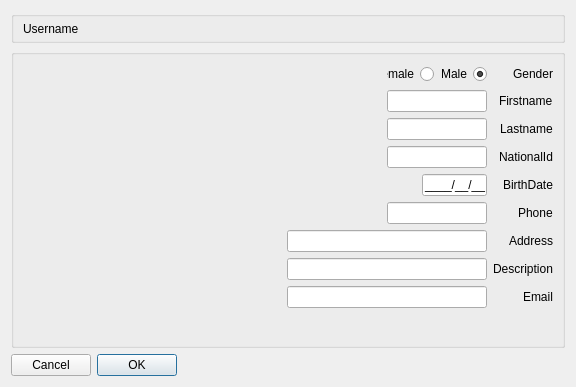
nournia/ketabkhaane, file Client/reghaabat/userform.ui: the form before one commit.
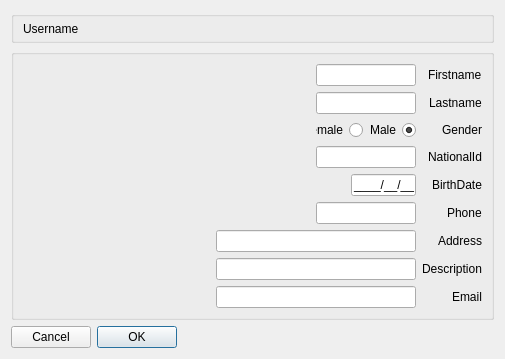
The form after the commit.

Diff of the .ui file:
```diff
--- a/Client/reghaabat/userform.ui
+++ b/Client/reghaabat/userform.ui
@@ -6,8 +6,8 @@
    <rect>
     <x>0</x>
     <y>0</y>
-    <width>576</width>
-    <height>387</height>
+    <width>505</width>
+    <height>338</height>
    </rect>
   </property>
   <property name="layoutDirection">
@@ -57,21 +57,18 @@
      <property name="title">
       <string/>
      </property>
-     <layout class="QFormLayout" name="formLayout_2">
-      <property name="fieldGrowthPolicy">
-       <enum>QFormLayout::AllNonFixedFieldsGrow</enum>
-      </property>
+     <layout class="QFormLayout" name="formLayout">
       <property name="labelAlignment">
        <set>Qt::AlignLeading|Qt::AlignLeft|Qt::AlignVCenter</set>
       </property>
-      <item row="2" column="0">
+      <item row="0" column="0">
        <widget class="QLabel" name="label_2">
         <property name="text">
          <string>Firstname</string>
         </property>
        </widget>
       </item>
-      <item row="2" column="1">
+      <item row="0" column="1">
        <widget class="QLineEdit" name="eFirstname">
         <property name="maximumSize">
          <size>
@@ -81,14 +78,14 @@
         </property>
        </widget>
       </item>
-      <item row="3" column="0">
+      <item row="1" column="0">
        <widget class="QLabel" name="label_3">
         <property name="text">
          <string>Lastname</string>
         </property>
        </widget>
       </item>
-      <item row="3" column="1">
+      <item row="1" column="1">
        <widget class="QLineEdit" name="eLastname">
         <property name="maximumSize">
          <size>
@@ -98,14 +95,53 @@
         </property>
        </widget>
       </item>
-      <item row="4" column="0">
+      <item row="2" column="0">
+       <widget class="QLabel" name="label_11">
+        <property name="text">
+         <string>Gender</string>
+        </property>
+       </widget>
+      </item>
+      <item row="2" column="1">
+       <widget class="QWidget" name="widget" native="true">
+        <property name="maximumSize">
+         <size>
+          <width>100</width>
+          <height>16777215</height>
+         </size>
+        </property>
+        <layout class="QHBoxLayout" name="horizontalLayout">
+         <property name="margin">
+          <number>0</number>
+         </property>
+         <item>
+          <widget class="QRadioButton" name="rMale">
+           <property name="text">
+            <string>Male</string>
+           </property>
+           <property name="checked">
+            <bool>true</bool>
+           </property>
+          </widget>
+         </item>
+         <item>
+          <widget class="QRadioButton" name="rFemale">
+           <property name="text">
+            <string>Female</string>
+           </property>
+          </widget>
+         </item>
+        </layout>
+       </widget>
+      </item>
+      <item row="3" column="0">
        <widget class="QLabel" name="label">
         <property name="text">
          <string>NationalId</string>
         </property>
        </widget>
       </item>
-      <item row="4" column="1">
+      <item row="3" column="1">
        <widget class="QLineEdit" name="eNationalId">
         <property name="maximumSize">
          <size>
@@ -118,14 +154,14 @@
         </property>
        </widget>
       </item>
-      <item row="5" column="0">
+      <item row="4" column="0">
        <widget class="QLabel" name="label_4">
         <property name="text">
          <string>BirthDate</string>
         </property>
        </widget>
       </item>
-      <item row="5" column="1">
+      <item row="4" column="1">
        <widget class="QLineEdit" name="eBirthDate">
         <property name="maximumSize">
          <size>
@@ -138,14 +174,14 @@
         </property>
        </widget>
       </item>
-      <item row="6" column="0">
+      <item row="5" column="0">
        <widget class="QLabel" name="label_7">
         <property name="text">
          <string>Phone</string>
         </property>
        </widget>
       </item>
-      <item row="6" column="1">
+      <item row="5" column="1">
        <widget class="QLineEdit" name="ePhone">
         <property name="maximumSize">
          <size>
@@ -155,14 +191,14 @@
         </property>
        </widget>
       </item>
-      <item row="7" column="0">
+      <item row="6" column="0">
        <widget class="QLabel" name="label_5">
         <property name="text">
          <string>Address</string>
         </property>
        </widget>
       </item>
-      <item row="7" column="1">
+      <item row="6" column="1">
        <widget class="QLineEdit" name="eAddress">
         <property name="maximumSize">
          <size>
@@ -172,14 +208,14 @@
         </property>
        </widget>
       </item>
-      <item row="8" column="0">
+      <item row="7" column="0">
        <widget class="QLabel" name="label_10">
         <property name="text">
          <string>Description</string>
         </property>
        </widget>
       </item>
-      <item row="8" column="1">
+      <item row="7" column="1">
        <widget class="QLineEdit" name="eDescription">
         <property name="maximumSize">
          <size>
@@ -189,53 +225,14 @@
         </property>
        </widget>
       </item>
-      <item row="0" column="0">
-       <widget class="QLabel" name="label_11">
-        <property name="text">
-         <string>Gender</string>
-        </property>
-       </widget>
-      </item>
-      <item row="0" column="1">
-       <widget class="QWidget" name="widget" native="true">
-        <property name="maximumSize">
-         <size>
-          <width>100</width>
-          <height>16777215</height>
-         </size>
-        </property>
-        <layout class="QHBoxLayout" name="horizontalLayout">
-         <property name="margin">
-          <number>0</number>
-         </property>
-         <item>
-          <widget class="QRadioButton" name="rMale">
-           <property name="text">
-            <string>Male</string>
-           </property>
-           <property name="checked">
-            <bool>true</bool>
-           </property>
-          </widget>
-         </item>
-         <item>
-          <widget class="QRadioButton" name="rFemale">
-           <property name="text">
-            <string>Female</string>
-           </property>
-          </widget>
-         </item>
-        </layout>
-       </widget>
-      </item>
-      <item row="9" column="0">
+      <item row="8" column="0">
        <widget class="QLabel" name="label_8">
         <property name="text">
          <string>Email</string>
         </property>
        </widget>
       </item>
-      <item row="9" column="1">
+      <item row="8" column="1">
        <widget class="QLineEdit" name="eEmail">
         <property name="maximumSize">
          <size>
```
Left out of the diff: 4 changed lines with no effect on the pictures.
